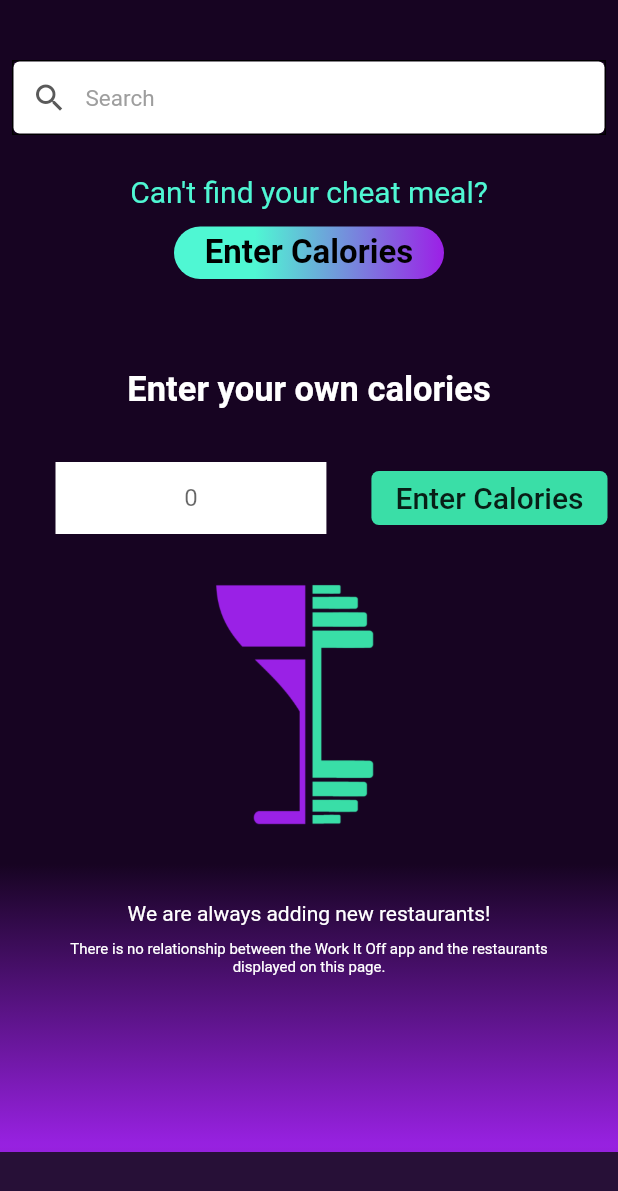
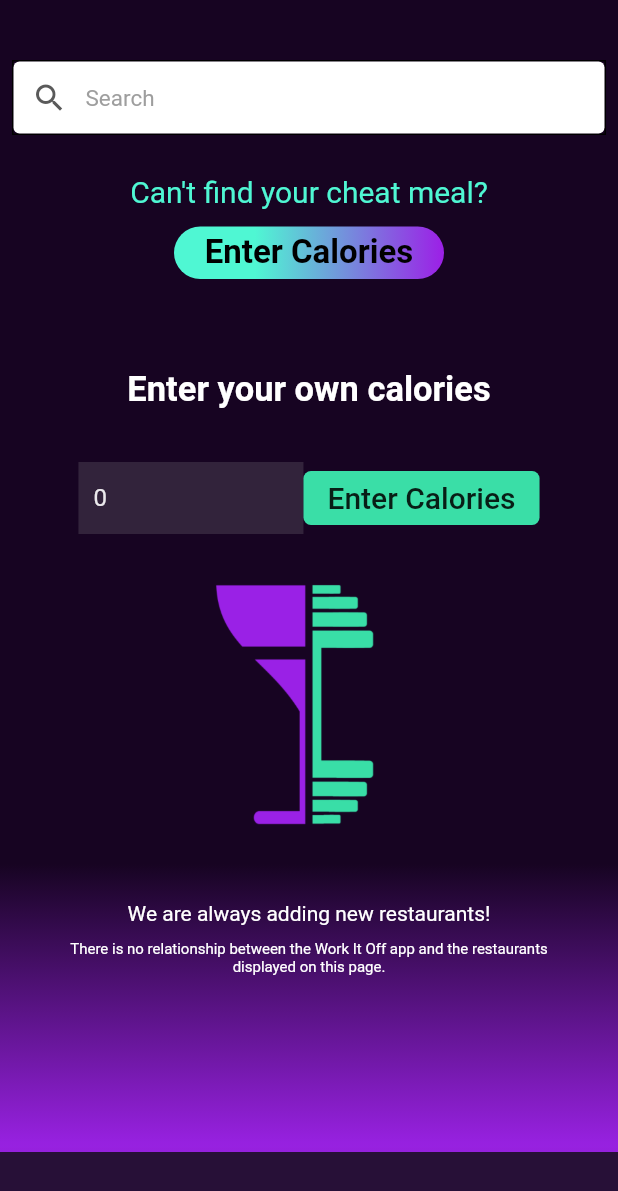
Before and after one commit to JaiMistry/WorkItOff-App, a Flutter app: the screen it shows once a user with an empty profile is signed in, item 2 of the bottom bar chosen, on a phone screen of 412 x 824 dp. Shown: the top 1191 px of the screen. Run offline on Flutter 3.47's test engine with Material 2 defaults, Android fonts, the phone set to English and light mode, and no system bars; our stand-ins replace cached_network_image, cloud_firestore, firebase_auth, flushbar, font_awesome_flutter; accounts and stored records are empty.

Commit message:
Updated Custom Calories Style

```diff
--- a/lib/auth/auth.dart
+++ b/lib/auth/auth.dart
@@ -70,6 +70,7 @@ enum AuthStatus {
   signedIn,
 }
 
+//TODO: Hot reload always directs the user back to the main page. It no longer maintains state in app for an quick reload.
 class CheckSignOnStatus extends StatefulWidget {
   CheckSignOnStatus({Key key}) : super(key: key);
 
--- a/lib/pages/food.dart
+++ b/lib/pages/food.dart
@@ -232,21 +232,26 @@ class _FoodBodyState extends State<FoodBody> {
                   child: Text('Enter your own calories', style: TextStyle(fontSize: 23.0, fontWeight: FontWeight.bold)),
                   alignment: Alignment.bottomCenter,
                 ),
-                // TODO: Textfield and Button need proper spacing/centering between them
-                Row(
-                  mainAxisAlignment: MainAxisAlignment.spaceBetween,
+                Container(
+                  padding: EdgeInsets.symmetric(horizontal: 25),
+                  alignment: Alignment.center,
+                  child: Row(
+                    mainAxisAlignment: MainAxisAlignment.center,
                     children: <Widget>[
                       Flexible(
                         child: Container(
-                        margin: const EdgeInsets.only(left: 30.0, right: 30.0),
-                        // TODO: Textfield needs styling
+                          width: 150,
                           child: TextField(
-                          textAlign: TextAlign.center,
+                            cursorColor: Colors.white,
+                            keyboardType: TextInputType.number,
+                            style: TextStyle(color: Colors.white.withOpacity(0.9)),
+                            textAlign: TextAlign.left,
                             decoration: InputDecoration(
-                              contentPadding: const EdgeInsets.symmetric(vertical: 8.0),
+                                contentPadding: const EdgeInsets.symmetric(vertical: 8.5, horizontal: 10),
                                 border: InputBorder.none,
                                 hintText: '0',
-                              fillColor: Colors.white,
+                                hintStyle: TextStyle(color: Colors.white.withOpacity(0.9)),
+                                fillColor: Colors.grey.withOpacity(0.2),
                                 filled: true),
                           ),
                         ),
@@ -263,6 +268,7 @@ class _FoodBodyState extends State<FoodBody> {
                         ),
                       ),
                     ],
+                  ),
                 ),
                 SizedBox(height: 30.0),
                 Image.asset('assets/logo_transparent.png', height: MediaQuery.of(context).size.height * 0.2),
```
Lines whose indentation alone changed are shown as unchanged.
